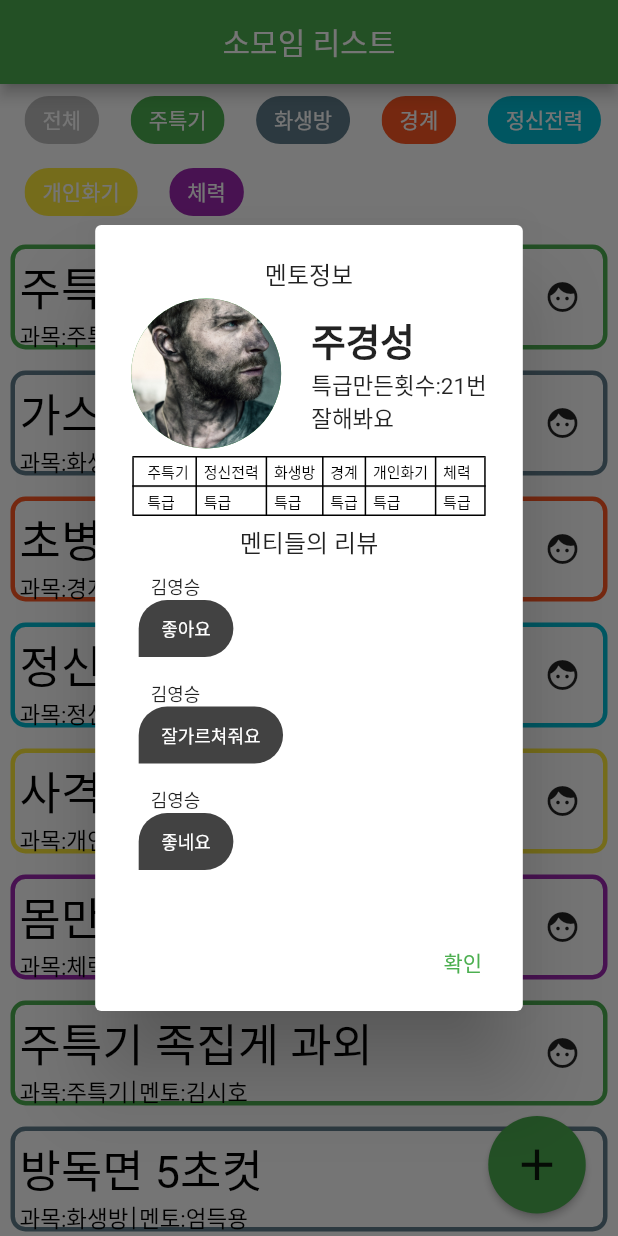
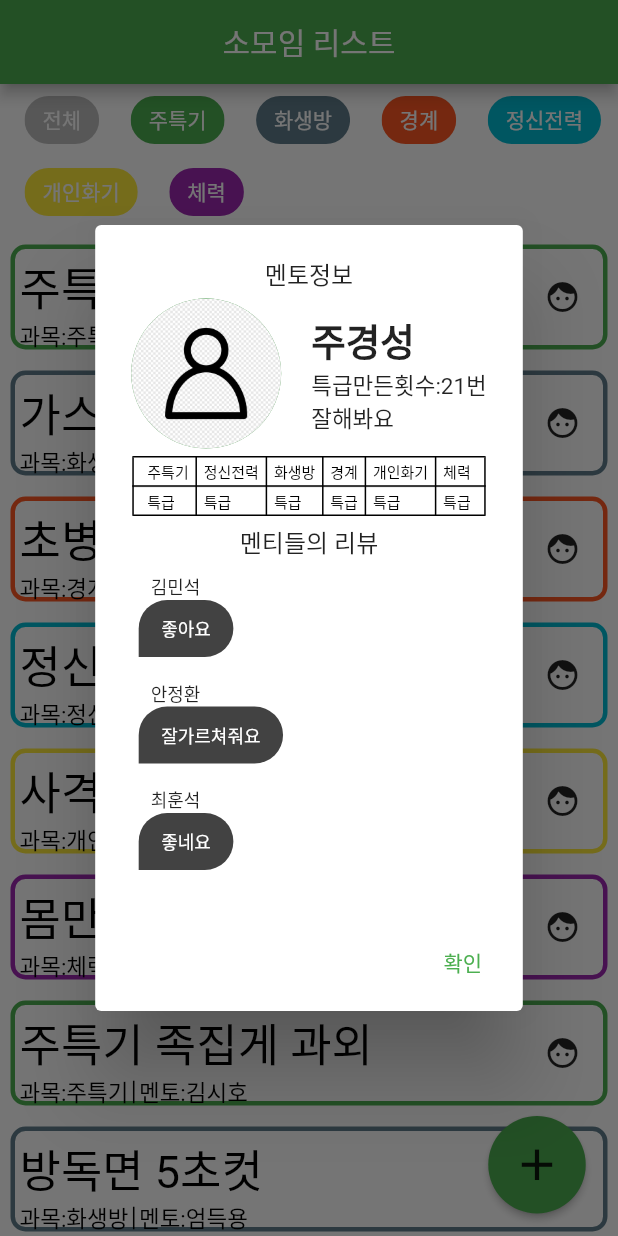
Before and after one commit to ZeVicTech/APP_BestWarrior_Warrior, a Flutter app: the RoomListPage screen opened directly, after a tap on the "face" icon, on a phone screen of 412 x 824 dp. Run offline on Flutter 3.47's test engine with Material 2 defaults, Android fonts, the phone set to English and light mode, and no system bars; our stand-ins replace cloud_firestore, firebase_auth, firebase_core, firebase_database, font_awesome_flutter, table_calendar; accounts and stored records are empty; project files that could hold a hidden picture were left out.

```diff
--- a/APP(Android)/best_warrior/lib/component/meetinginfo.dart
+++ b/APP(Android)/best_warrior/lib/component/meetinginfo.dart
@@ -142,7 +142,7 @@ class Meet_Header extends StatelessWidget {
             width: 100,
             height: 100,
             child: CircleAvatar(
-              backgroundImage: AssetImage("assets/soldier.jpg"),
+              backgroundImage: AssetImage("assets/basic.png"),
             )),
         SizedBox(width: 20),
         Column(
@@ -211,7 +211,7 @@ class Meet_Header extends StatelessWidget {
               SizedBox(height: 3),
               Padding(
                 padding: EdgeInsets.symmetric(horizontal: 13),
-                child: Text("김영승", style: TextStyle(fontSize: 12),),
+                child: Text(name, style: TextStyle(fontSize: 12),),
               ),
               Container(
                 margin: EdgeInsets.symmetric(horizontal: 5),
--- a/APP(Android)/best_warrior/lib/component/profile_header.dart
+++ b/APP(Android)/best_warrior/lib/component/profile_header.dart
@@ -26,7 +26,7 @@ class ProfileHeader extends StatelessWidget {
         width: 100,
         height: 100,
         child: CircleAvatar(
-          backgroundImage: AssetImage("assets/basic.png"),
+          backgroundImage: AssetImage("assets/soldier.jpg"),
         ));
   }
 
--- a/APP(Android)/best_warrior/lib/pages/login_page.dart
+++ b/APP(Android)/best_warrior/lib/pages/login_page.dart
@@ -64,7 +64,7 @@ class _LoginPageState extends State<LoginPage> {
   Widget _title() {
     return Column(
       children: [
-        Image.asset(width: 300,height: 300,"assets/best_warrior-logo.png"),
+        Image.asset(fit: BoxFit.fill,"assets/best_warrior-logo.png"),
       ],
     );
   }
--- a/APP(Android)/best_warrior/lib/pages/profile_page.dart
+++ b/APP(Android)/best_warrior/lib/pages/profile_page.dart
@@ -34,6 +34,7 @@ class ProfilePage extends StatelessWidget {
                           child: const Text('확인'),
                           onPressed: () {
                             signOut(); //로그아웃
+                            Navigator.of(context).pop();
                           },
                         ),
                       ],
```
Also changed, not shown: 1 other file.
